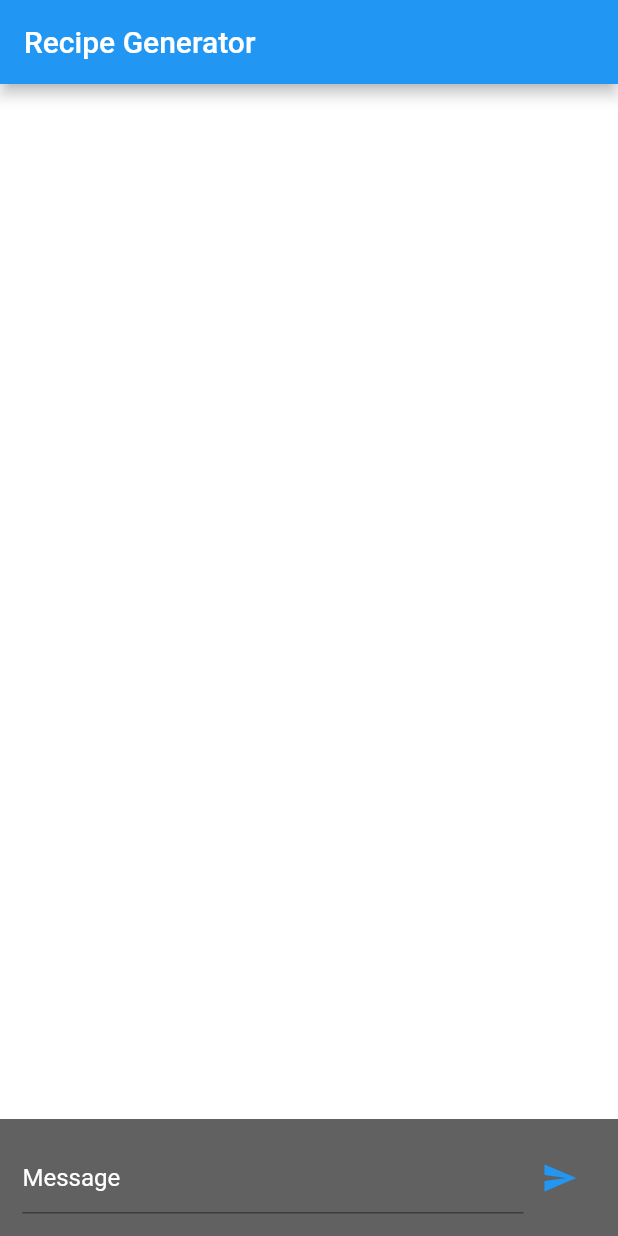
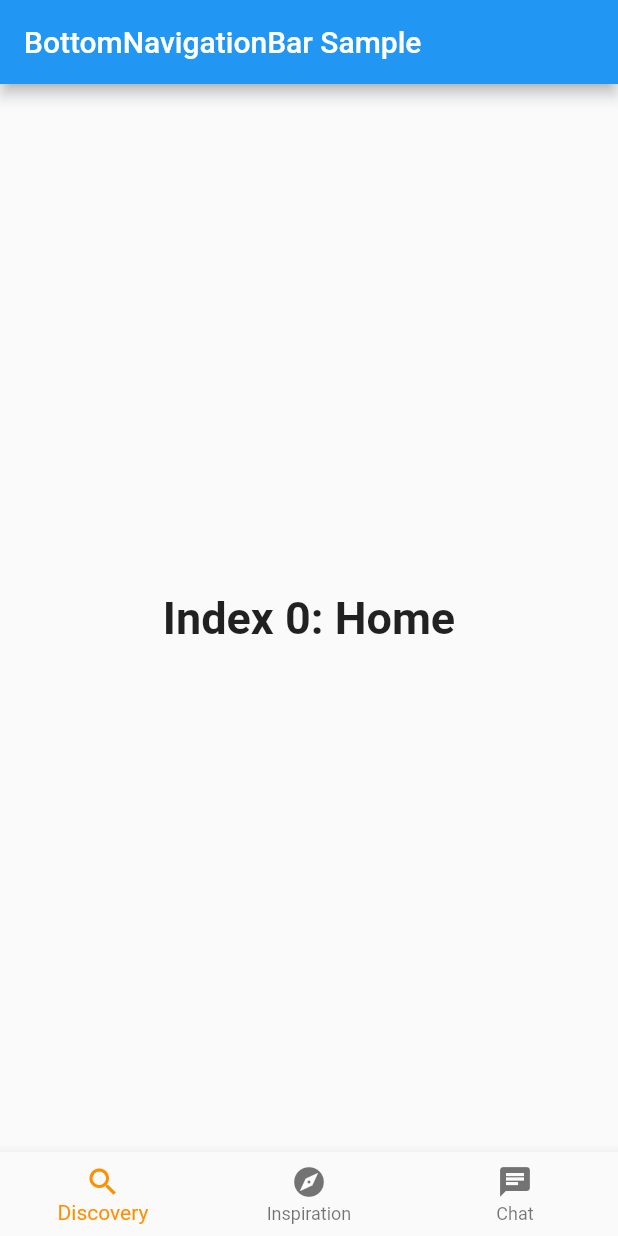
Before and after one commit to OliverKlukas/GPT-3-Recipe-Generator, a Flutter app: the screen it shows after launch, on a phone screen of 412 x 824 dp. Run offline on Flutter 3.47's test engine with Material 2 defaults, Android fonts, the phone set to English and light mode, and no system bars; our stand-ins replace bubble.

Commit message:
Second page start

```diff
--- a/recipe_generator/lib/main.dart
+++ b/recipe_generator/lib/main.dart
@@ -1,178 +1,91 @@
-import 'dart:convert';
-import 'dart:io';
+/// Flutter code sample for BottomNavigationBar
 
-import 'package:bubble/bubble.dart';
+// This example shows a [BottomNavigationBar] as it is used within a [Scaffold]
+// widget. The [BottomNavigationBar] has three [BottomNavigationBarItem]
+// widgets, which means it defaults to [BottomNavigationBarType.fixed], and
+// the [currentIndex] is set to index 0. The selected item is
+// amber. The `_onItemTapped` function changes the selected item's index
+// and displays a corresponding message in the center of the [Scaffold].
+
 import 'package:flutter/material.dart';
-import 'package:http/http.dart' as http;
 
-// Run your app with 'flutter run --dart-define=OPENAI_KEY=YOUR_API_KEY_HERE
-const OPENAI_KEY = String.fromEnvironment("OPENAI_KEY");
+import 'chat.dart';
 
-void main() {
-  runApp(MyApp());
-}
+void main() => runApp(const MyApp());
 
+/// This is the main application widget.
 class MyApp extends StatelessWidget {
+  const MyApp({Key? key}) : super(key: key);
+
+  static const String _title = 'Recipe Generator';
+
   @override
   Widget build(BuildContext context) {
-    /// Global widget for our app
-    return MaterialApp(
-      title: 'Recipe Generator',
-      debugShowCheckedModeBanner: false,
-
-      /// Our custom theme colors
-      theme: ThemeData(
-        primaryColor: Colors.blue,
-        scaffoldBackgroundColor: Colors.white70,
-      ),
-
-      /// The main page
-      home: MyHomePage(title: 'Recipe Generator'),
+    return const MaterialApp(
+      title: _title,
+      home: MyStatefulWidget(),
     );
   }
 }
 
-/// Dataclass to store a single message,
-/// either from you or the AI
-class Message {
-  String text;
-  bool byMe;
+/// This is the stateful widget that the main application instantiates.
+class MyStatefulWidget extends StatefulWidget {
+  const MyStatefulWidget({Key? key}) : super(key: key);
 
-  Message(this.text, this.byMe);
+  @override
+  _MyStatefulWidgetState createState() => _MyStatefulWidgetState();
 }
 
-/// Main page of our app, containing a scrollable chat history and a text field
-class MyHomePage extends StatefulWidget {
-  final String title;
-  MyHomePage({Key key, this.title}) : super(key: key);
+/// This is the private State class that goes with MyStatefulWidget.
+class _MyStatefulWidgetState extends State<MyStatefulWidget> {
+  int _selectedIndex = 0;
+  static const TextStyle optionStyle =
+  TextStyle(fontSize: 30, fontWeight: FontWeight.bold);
+  static const List<Widget> _widgetOptions = <Widget>[
+    Text(
+      'Index 0: Home',
+      style: optionStyle,
+    ),
+    Text(
+      'Index 1: Business',
+      style: optionStyle,
+    ),
+    ChatPage(),
+  ];
 
-  @override
-  _MyHomePageState createState() => _MyHomePageState();
-
-  static _MyHomePageState of(BuildContext context) {
-    return context.findAncestorStateOfType();
-  }
-}
-
-class _MyHomePageState extends State<MyHomePage> {
-  var textEditingController = TextEditingController();
-
-  /// The initial promt given to OpenAI
-  String prompt =
-      "The following is a conversation with an AI assistant. The assistant is helpful, creative, clever, and very friendly.\n"
-      "Human: Hello, who are you?\n"
-      "AI: I am an AI created by OpenAI. How can I help you today?";
-
-  /// The history of chat messages sent
-  List<Message> messages = [];
-
-  /// Construct a prompt for OpenAI with the new message and store the response
-  void sendMessage(String message) async {
-    if (message == "") {
-      return;
-    }
-
-    /// Store the message itself
+  void _onItemTapped(int index) {
     setState(() {
-      messages.add(Message(message, true));
-    });
-
-    /// Reset the text input
-    textEditingController.text = "";
-
-    /// Continue the prompt template
-    prompt += "\n"
-        "Human: $message\n"
-        "AI:";
-
-    /// Make the api request to OpenAI
-    /// See available api parameters here: https://beta.openai.com/docs/api-reference/completions/create
-    var result = await http.post(
-      Uri.parse("https://api.openai.com/v1/engines/davinci/completions"),
-      headers: {
-        "Authorization": "Bearer $OPENAI_KEY",
-        "Accept": "application/json",
-        "Content-Type": "application/json",
-      },
-      body: jsonEncode({
-        "prompt": prompt,
-        "max_tokens": 100,
-        "temperature": 0,
-        "top_p": 1,
-        "stop": "\n",
-      }),
-    );
-
-    /// Decode the body and select the first choice
-    var body = jsonDecode(result.body);
-    var text = body["choices"][0]["text"];
-
-    prompt += text;
-
-    /// Store the response message
-    setState(() {
-      messages.add(Message(text.trim(), false));
+      _selectedIndex = index;
     });
   }
 
   @override
   Widget build(BuildContext context) {
     return Scaffold(
-      /// The top app bar with title
       appBar: AppBar(
-        title: Text(widget.title),
+        title: const Text('BottomNavigationBar Sample'),
       ),
-      body: Column(
-        children: [
-          /// The chat history
-          Expanded(
-            child: ListView(
-              padding: const EdgeInsets.all(20.0),
-              reverse: true, // makes it 'stick' to the bottom when sending new messages
-              children: messages.reversed.map((message) {
-                return Bubble(
-                  child: Text(message.text),
-                  color: message.byMe ? Colors.blue : Colors.white,
-                  nip: message.byMe ? BubbleNip.rightBottom : BubbleNip.leftBottom,
-                  alignment: message.byMe ? Alignment.topRight : Alignment.topLeft,
-                  margin: BubbleEdges.symmetric(vertical: 5),
-                );
-              }).toList(),
-            ),
+      body: Center(
+        child: _widgetOptions.elementAt(_selectedIndex),
+      ),
+      bottomNavigationBar: BottomNavigationBar(
+        items: const <BottomNavigationBarItem>[
+          BottomNavigationBarItem(
+            icon: Icon(Icons.search),
+            label: 'Discovery',
           ),
-
-          /// The bottom text field
-          Container(
-            color: Colors.grey.shade700,
-            padding: EdgeInsets.all(15),
-            child: Row(
-              children: [
-                Expanded(
-                  child: TextField(
-                    style: TextStyle(color: Colors.white),
-                    controller: textEditingController,
-                    decoration: InputDecoration(
-                      hintText: "Message",
-                      hintStyle: TextStyle(color: Colors.white),
-                    ),
-                    onSubmitted: (text) {
-                      sendMessage(text);
-                    },
-                  ),
-                ),
-                IconButton(
-                  icon: Icon(
-                    Icons.send,
-                    color: Theme.of(context).primaryColor,
-                  ),
-                  onPressed: () {
-                    sendMessage(textEditingController.text);
-                  },
-                ),
-              ],
-            ),
+          BottomNavigationBarItem(
+            icon: Icon(Icons.explore),
+            label: 'Inspiration',
+          ),
+          BottomNavigationBarItem(
+            icon: Icon(Icons.chat),
+            label: 'Chat',
           ),
         ],
+        currentIndex: _selectedIndex,
+        selectedItemColor: Colors.amber[800],
+        onTap: _onItemTapped,
       ),
     );
   }
--- a/recipe_generator/pubspec.yaml
+++ b/recipe_generator/pubspec.yaml
@@ -18,7 +18,7 @@ publish_to: 'none' # Remove this line if you wish to publish to pub.dev
 version: 1.0.0+1
 
 environment:
-  sdk: ">=2.7.0 <3.0.0"
+  sdk: ">=2.12.0 <3.0.0"
 
 dependencies:
   flutter:
```
Also changed, not shown: recipe_generator/lib/chat.dart (added, +175 -0 lines), 1 other file.
